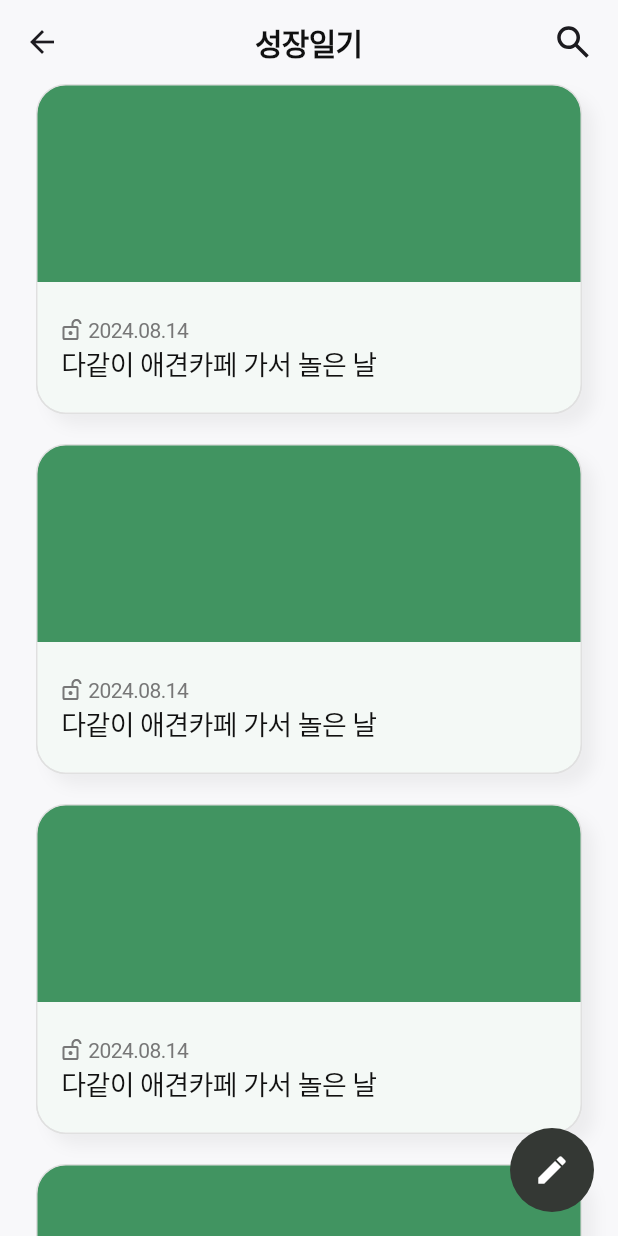
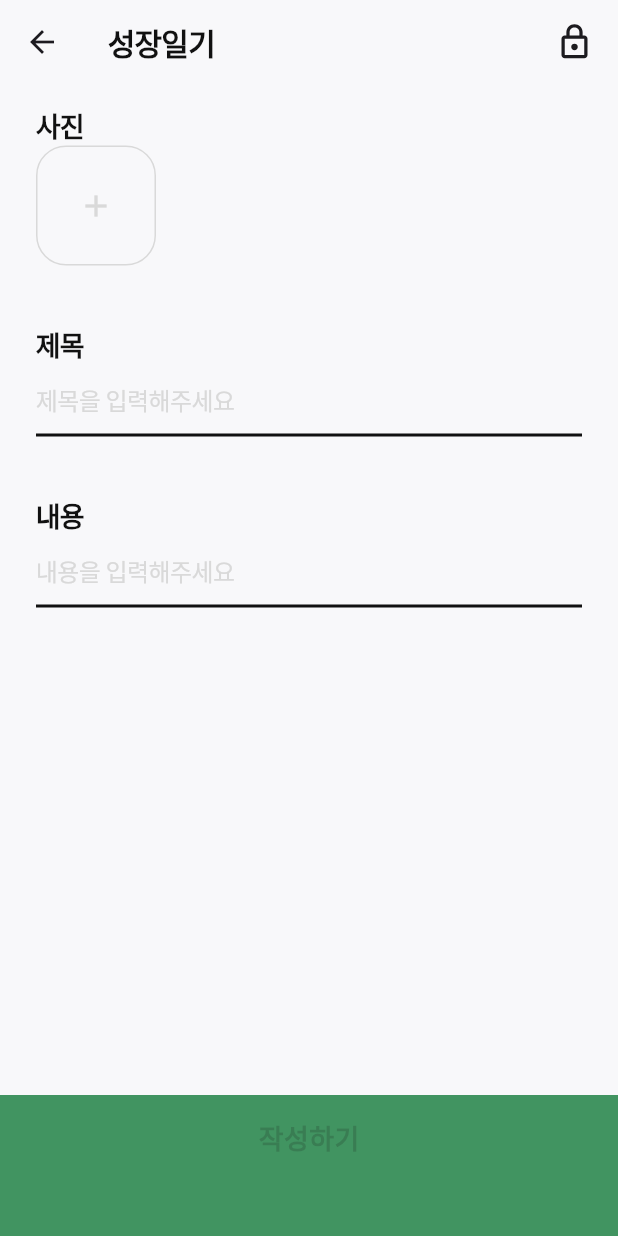
Before and after one commit to zzikbu/petdays, a Flutter app: the DiaryHomePage screen opened directly, after a tap on the "edit" icon, on a phone screen of 412 x 824 dp. Run offline on Flutter 3.47's test engine with Material 3 defaults, Android fonts, the light colour scheme and no system bars; our stand-ins replace flutter_svg; Roboto replaces fonts that are missing (Pretendard).

Commit message:
feat: 성장일기 작성 페이지 UI 구현

```diff
--- a/lib/components/textfield_with_title.dart
+++ b/lib/components/textfield_with_title.dart
@@ -49,6 +49,8 @@ class _TextFieldWithTitleState extends State<TextFieldWithTitle> {
             onTap: () => _showCupertinoPicker(context),
             child: AbsorbPointer(
               child: TextField(
+                autocorrect: false,
+                enableSuggestions: false,
                 controller: TextEditingController(text: widget.selectedValue),
                 decoration: InputDecoration(
                   hintText: widget.hintText,
--- a/lib/diary/diary_detail_page.dart
+++ b/lib/diary/diary_detail_page.dart
@@ -58,16 +58,15 @@ class _DiaryDetailPageState extends State<DiaryDetailPage> {
           child: Column(
             children: [
               SizedBox(height: 20),
-              Center(
-                child: Text(
+              Text(
                 '다같이 애견카페 가서 놀은 날',
+                textAlign: TextAlign.center,
                 style: TextStyle(
                   fontFamily: 'Pretendard',
                   fontWeight: FontWeight.w600,
                   fontSize: 22,
                   color: Pallete.black,
                   letterSpacing: -0.5,
-                  ),
                 ),
               ),
               SizedBox(height: 20),
--- a/lib/diary/diary_home_page.dart
+++ b/lib/diary/diary_home_page.dart
@@ -3,6 +3,8 @@ import 'package:flutter_svg/svg.dart';
 import 'package:pet_log/diary/diary_detail_page.dart';
 import 'package:pet_log/pallete.dart';
 import 'package:pet_log/search/search_page.dart';
+
+import 'diary_write_page.dart';
 
 class DiaryHomePage extends StatelessWidget {
   const DiaryHomePage({super.key});
@@ -152,10 +154,10 @@ class DiaryHomePage extends StatelessWidget {
       ),
       floatingActionButton: FloatingActionButton(
         onPressed: () {
-          // Navigator.push(
-          //   context,
-          //   MaterialPageRoute(builder: (context) => WalkSelectPetPage()),
-          // );
+          Navigator.push(
+            context,
+            MaterialPageRoute(builder: (context) => DiaryWritePage()),
+          );
         },
         backgroundColor: Pallete.darkGray,
         elevation: 0, // 그림자 제거
--- /dev/null
+++ b/lib/diary/diary_write_page.dart
@@ -0,0 +1,148 @@
+import 'package:flutter/material.dart';
+import 'package:flutter_svg/svg.dart';
+import 'package:pet_log/pallete.dart';
+
+import '../components/next_button.dart';
+import '../components/textfield_with_title.dart';
+
+class DiaryWritePage extends StatefulWidget {
+  const DiaryWritePage({super.key});
+
+  @override
+  State<DiaryWritePage> createState() => _DiaryWritePageState();
+}
+
+class _DiaryWritePageState extends State<DiaryWritePage> {
+  bool _isLock = true;
+
+  void _lockTap() {
+    setState(() {
+      _isLock = !_isLock;
+    });
+  }
+
+  @override
+  Widget build(BuildContext context) {
+    return Scaffold(
+      backgroundColor: Pallete.background,
+      appBar: AppBar(
+        scrolledUnderElevation: 0,
+        backgroundColor: Pallete.background,
+        title: Text(
+          "성장일기",
+          style: TextStyle(
+            fontFamily: 'Pretendard',
+            fontWeight: FontWeight.w600,
+            fontSize: 20,
+            color: Pallete.black,
+            letterSpacing: -0.5,
+          ),
+        ),
+        actions: [
+          Padding(
+            padding: const EdgeInsets.only(right: 16),
+            child: GestureDetector(
+              onTap: () {
+                _lockTap();
+              },
+              child: _isLock
+                  ? SvgPicture.asset('assets/icons/ic_lock_big.svg')
+                  : SvgPicture.asset('assets/icons/ic_unlock_big.svg'),
+            ),
+          ),
+        ],
+      ),
+      body: Scrollbar(
+        child: SingleChildScrollView(
+          padding: const EdgeInsets.symmetric(horizontal: 24),
+          child: Column(
+            crossAxisAlignment: CrossAxisAlignment.start,
+            children: [
+              SizedBox(height: 15),
+              Text(
+                '사진',
+                style: TextStyle(
+                  fontFamily: 'Pretendard',
+                  fontWeight: FontWeight.w600,
+                  fontSize: 18,
+                  color: Pallete.black,
+                  letterSpacing: -0.45,
+                ),
+              ),
+              Container(
+                height: 80,
+                width: 80,
+                decoration: BoxDecoration(
+                  color: Colors.transparent,
+                  borderRadius: BorderRadius.circular(20),
+                  border: Border.all(
+                    color: Pallete.lightGray,
+                    width: 1,
+                  ),
+                ),
+                child: Icon(
+                  Icons.add,
+                  color: Pallete.lightGray,
+                ),
+              ),
+              SizedBox(height: 40),
+              TextFieldWithTitle(
+                labelText: '제목',
+                hintText: '제목을 입력해주세요',
+              ),
+              SizedBox(height: 40),
+              Text(
+                '내용',
+                style: TextStyle(
+                  fontFamily: 'Pretendard',
+                  fontWeight: FontWeight.w600,
+                  fontSize: 18,
+                  color: Pallete.black,
+                  letterSpacing: -0.45,
+                ),
+              ),
+              Scrollbar(
+                child: TextField(
+                  autocorrect: false,
+                  enableSuggestions: false,
+                  cursorColor: Pallete.subGreen,
+                  maxLines: null,
+                  decoration: InputDecoration(
+                    hintText: '내용을 입력해주세요',
+                    hintStyle: TextStyle(
+                      fontFamily: 'Pretendard',
+                      fontWeight: FontWeight.w400,
+                      fontSize: 16,
+                      letterSpacing: -0.4,
+                      color: Pallete.lightGray,
+                    ),
+                    focusedBorder: UnderlineInputBorder(
+                      borderSide: BorderSide(color: Pallete.black, width: 2),
+                    ),
+                    enabledBorder: UnderlineInputBorder(
+                      borderSide: BorderSide(color: Pallete.black, width: 2),
+                    ),
+                  ),
+                  style: TextStyle(
+                    fontFamily: 'Pretendard',
+                    fontWeight: FontWeight.w400,
+                    fontSize: 16,
+                    letterSpacing: -0.4,
+                  ),
+                ),
+              ),
+              SizedBox(height: 30),
+            ],
+          ),
+        ),
+      ),
+      bottomNavigationBar: NextButton(
+        isActive: false,
+        onTap: () {
+          print("작성하기 눌림");
+        },
+        buttonText: "작성하기",
+      ),
+    );
+  }
+}
--- a/lib/search/search_page.dart
+++ b/lib/search/search_page.dart
@@ -9,6 +9,7 @@ class SearchPage extends StatelessWidget {
     return Scaffold(
       backgroundColor: Pallete.background,
       appBar: AppBar(
+        scrolledUnderElevation: 0,
         backgroundColor: Pallete.background,
         title: Container(
           height: 56,
@@ -24,6 +25,7 @@ class SearchPage extends StatelessWidget {
             child: Padding(
               padding: const EdgeInsets.only(left: 20),
               child: TextField(
+                autofocus: true,
                 autocorrect: false,
                 enableSuggestions: false,
                 cursorColor: Pallete.subGreen,
@@ -35,7 +37,7 @@ class SearchPage extends StatelessWidget {
                 ),
                 decoration: InputDecoration(
                   border: InputBorder.none,
-                  hintText: '검색할 제목을 입력하세요',
+                  hintText: '검색할 제목을 입력해주세요',
                   hintStyle: TextStyle(
                     fontFamily: 'Pretendard',
                     fontWeight: FontWeight.w400,
```
Lines whose indentation alone changed are shown as unchanged.
